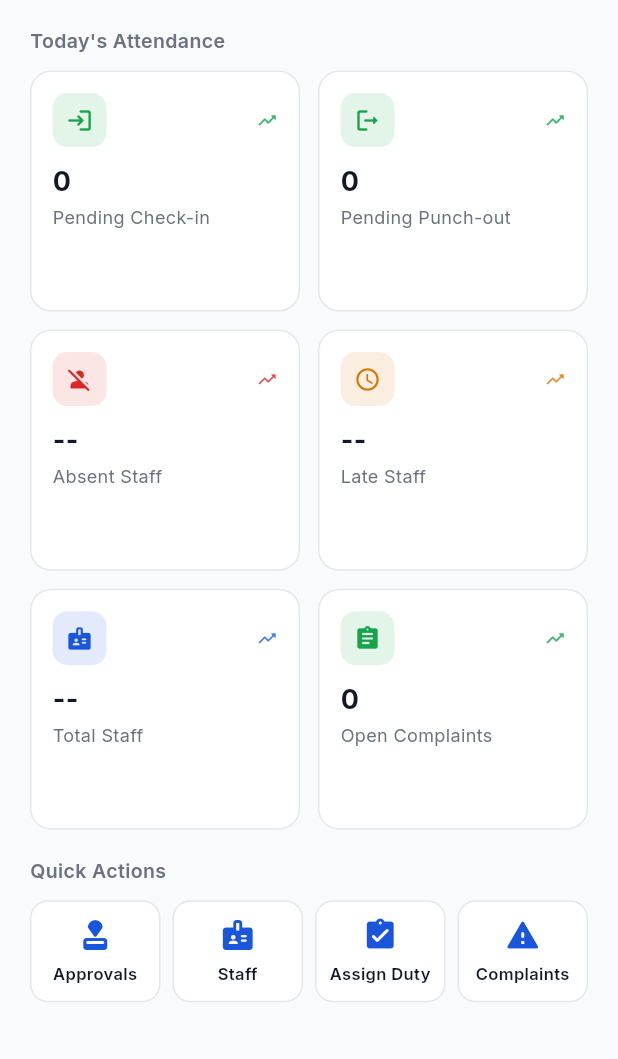
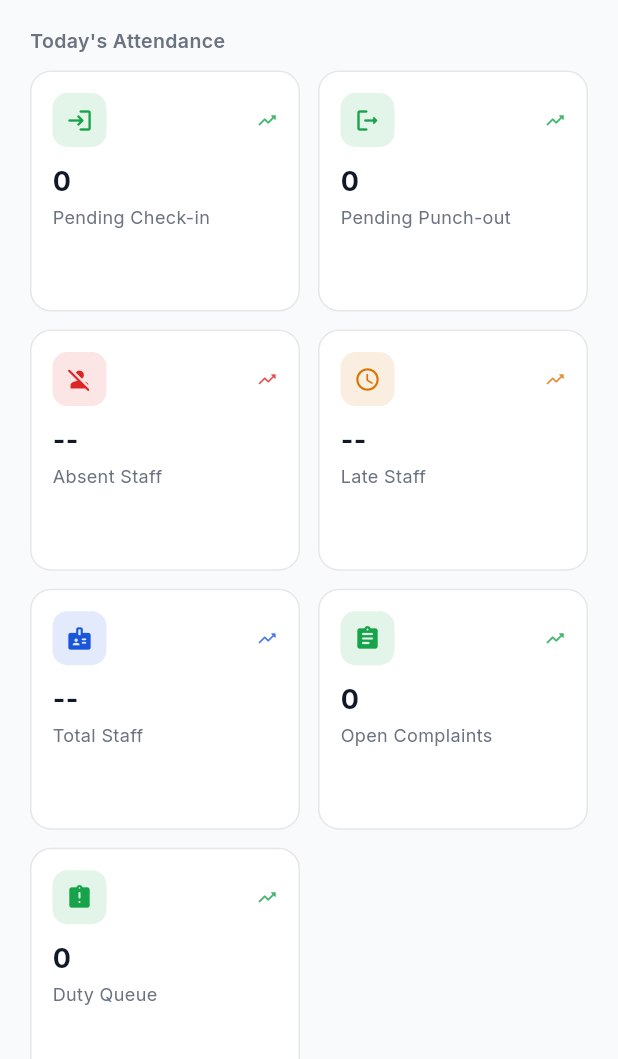
Before and after one commit to nitinshendgeai/AR_SOCIETY_APP, a Flutter app: the ManagerDashboardScreen screen opened by its route, scrolled down 99 dp, on a phone screen of 412 x 824 dp, the part 177-1236 px from its top. Run offline on Flutter 3.47's test engine with Material 3 defaults, Android fonts, the phone set to English and light mode, and no system bars; our stand-ins replace dio, flutter_dotenv, flutter_riverpod, flutter_secure_storage, go_router, google_fonts and 2 more; accounts and stored records are empty; network calls fail.

Commit message:
feat: manager dashboard duty queue + dept summary; update docs
- Manager Dashboard: Duty Queue live card (pending duties count) from
  societyDutiesProvider; Department Summary panel shows present/absent
  per dept using department_breakdown from attendance summary endpoint
- _DeptRow widget renders per-department attendance breakdown
- STAFF_MANAGEMENT.md: updated completeness table and added dashboard
  live-data source documentation for manager and supervisor
- CHANGELOG.md: document all 2026-06-13 changes in one entry
- PROJECT_STATUS.md: updated staff module status line
- KNOWN_ISSUES.md: added last_login gap; updated dashboard status

https://claude.ai/code/session_012DsKm4gwr1hqHyxDYckb4N

```diff
--- a/mobile/lib/features/dashboard/role_dashboards.dart
+++ b/mobile/lib/features/dashboard/role_dashboards.dart
@@ -697,6 +697,49 @@ class ResidentDashboardScreen extends ConsumerWidget {
   }
 }
 
+class _DeptRow extends StatelessWidget {
+  final String dept;
+  final int present;
+  final int absent;
+  const _DeptRow({required this.dept, required this.present, required this.absent});
+
+  String get _label {
+    switch (dept) {
+      case 'security':     return 'Security';
+      case 'housekeeping': return 'Housekeeping';
+      case 'technical':    return 'Technical';
+      case 'gym':          return 'Gym';
+      case 'admin':        return 'Administration';
+      default:             return dept[0].toUpperCase() + dept.substring(1);
+    }
+  }
+
+  @override
+  Widget build(BuildContext context) {
+    return Row(
+      children: [
+        Expanded(
+          flex: 3,
+          child: Text(_label,
+            style: const TextStyle(fontSize: 13, fontWeight: FontWeight.w600, color: AppTheme.textPrimary)),
+        ),
+        _pill('$present present', AppTheme.success),
+        const SizedBox(width: 6),
+        _pill('$absent absent', AppTheme.error),
+      ],
+    );
+  }
+
+  Widget _pill(String label, Color color) => Container(
+    padding: const EdgeInsets.symmetric(horizontal: 8, vertical: 3),
+    decoration: BoxDecoration(
+      color: color.withOpacity(0.1),
+      borderRadius: BorderRadius.circular(8),
+    ),
+    child: Text(label, style: TextStyle(fontSize: 11, color: color, fontWeight: FontWeight.w600)),
+  );
+}
+
 // ── Manager Dashboard ─────────────────────────────────────────────────────────
 
 class ManagerDashboardScreen extends ConsumerWidget {
@@ -740,6 +783,17 @@ class ManagerDashboardScreen extends ConsumerWidget {
     final openComplaints = complaintsAsync.valueOrNull != null
         ? '${complaintsAsync.valueOrNull}'
         : '--';
+
+    // Duty assignment queue
+    final dutiesAsync = societyId != null
+        ? ref.watch(societyDutiesProvider(societyId))
+        : const AsyncValue<List<DutyEntity>>.data([]);
+    final duties         = dutiesAsync.valueOrNull ?? [];
+    final pendingDuties  = duties.where((d) => !d.isCompleted).length;
+
+    // Department breakdown from summary
+    final deptBreakdown = (summary['department_breakdown'] as Map?)
+        ?.cast<String, dynamic>() ?? {};
 
     return _DashboardShell(
       title: 'Manager Dashboard',
@@ -787,8 +841,33 @@ class ManagerDashboardScreen extends ConsumerWidget {
               value: openComplaints,
               color: openComplaints != '0' && openComplaints != '--' ? AppTheme.error : AppTheme.success,
             ),
+            _SummaryCard(
+              icon: Icons.assignment_late_rounded,
+              label: 'Duty Queue',
+              value: dutiesAsync.isLoading ? '--' : '$pendingDuties',
+              color: pendingDuties > 0 ? AppTheme.warning : AppTheme.success,
+            ),
           ],
         ),
+        if (deptBreakdown.isNotEmpty) ...[
+          const SizedBox(height: 18),
+          const _SectionLabel('Department Summary'),
+          const SizedBox(height: 10),
+          _OperationalPanel(
+            title: 'Attendance by Department',
+            children: [
+              for (final entry in deptBreakdown.entries)
+                Padding(
+                  padding: const EdgeInsets.only(bottom: 8),
+                  child: _DeptRow(
+                    dept: entry.key,
+                    present: (entry.value as Map<String, dynamic>)['present'] as int? ?? 0,
+                    absent: (entry.value as Map<String, dynamic>)['absent'] as int? ?? 0,
+                  ),
+                ),
+            ],
+          ),
+        ],
         const SizedBox(height: 18),
         const _SectionLabel('Quick Actions'),
         const SizedBox(height: 10),
```
Also changed, not shown: 4 other files.
